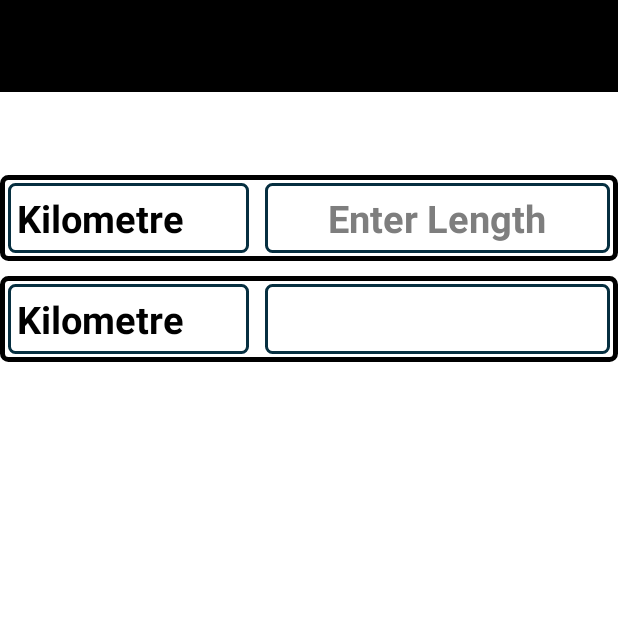
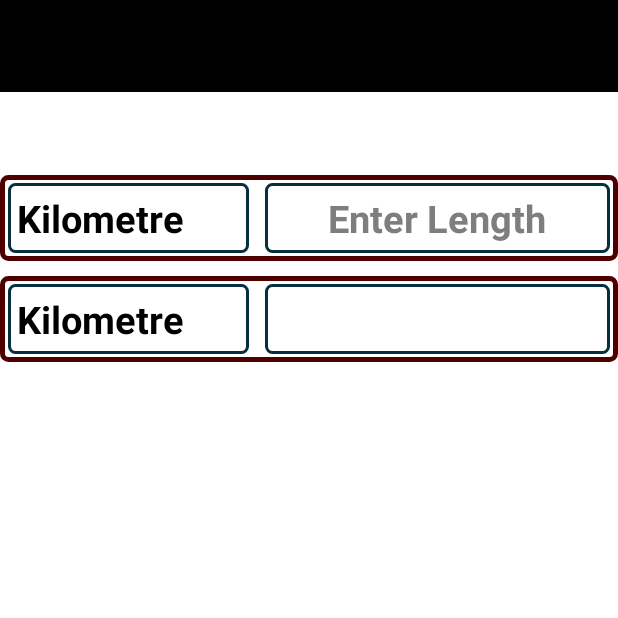
Before and after one commit to AnshulDohare/UnitConverter, an Android app: the MainActivity2 screen opened directly, with no data from a screen before it, on a phone screen of 412 x 824 dp, the top half of it. Run offline under Robolectric (Android 15) with nearby library versions, the phone set to English and light mode, and no system bars; Roboto replaces fonts that are not available here.

Commit message:
Update UI

```diff
--- a/app/src/main/res/drawable/layout_background.xml
+++ b/app/src/main/res/drawable/layout_background.xml
@@ -2,6 +2,6 @@
 <shape android:shape="rectangle" android:visible="true" xmlns:android="http://schemas.android.com/apk/res/android">
     <size android:width="70dp" android:height="30dp"/>
     <corners android:radius="4dp"/>
-    <stroke android:width="3dp" android:color="#000000" />
+    <stroke android:width="3dp" android:color="#4E0000" />
 
 </shape>
--- a/app/src/main/res/layout/activity_main2.xml
+++ b/app/src/main/res/layout/activity_main2.xml
@@ -32,7 +32,7 @@
         <Spinner
             android:id="@+id/spinner_first"
             android:layout_width="0dp"
-            android:layout_height="wrap_content"
+            android:layout_height="match_parent"
             android:layout_margin="5dp"
             android:layout_weight="0.7"
             android:background="@drawable/spinner_background"
@@ -41,7 +41,7 @@
         <EditText
             android:id="@+id/et_input1"
             android:layout_width="0dp"
-            android:layout_height="wrap_content"
+            android:layout_height="match_parent"
             android:layout_margin="5dp"
             android:layout_weight="1"
             android:background="@drawable/spinner_background"
@@ -66,7 +66,7 @@
         <Spinner
             android:id="@+id/spinner_second"
             android:layout_width="0dp"
-            android:layout_height="wrap_content"
+            android:layout_height="match_parent"
             android:layout_margin="5dp"
             android:layout_weight="0.7"
             android:background="@drawable/spinner_background"
@@ -75,7 +75,7 @@
         <TextView
             android:id="@+id/text_result"
             android:layout_width="0dp"
-            android:layout_height="wrap_content"
+            android:layout_height="match_parent"
             android:layout_margin="5dp"
             android:layout_weight="1"
             android:background="@drawable/spinner_background"
```
Also changed, not shown: app/src/main/res/drawable/my_background.xml (deleted, +0 -7 lines).
